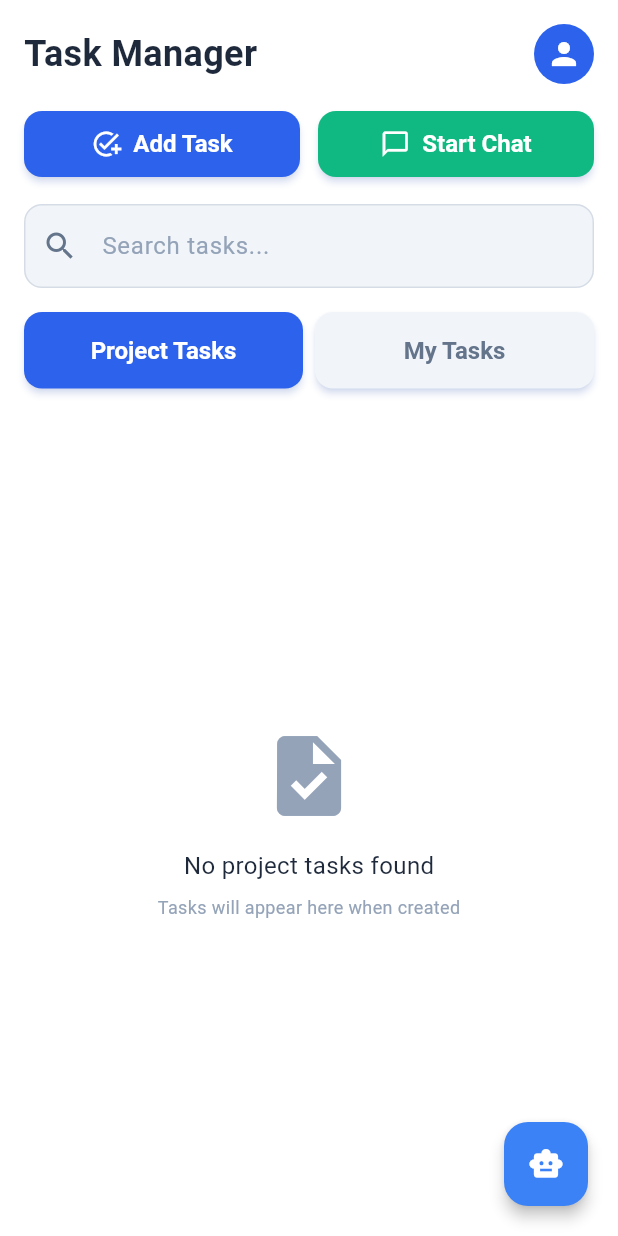
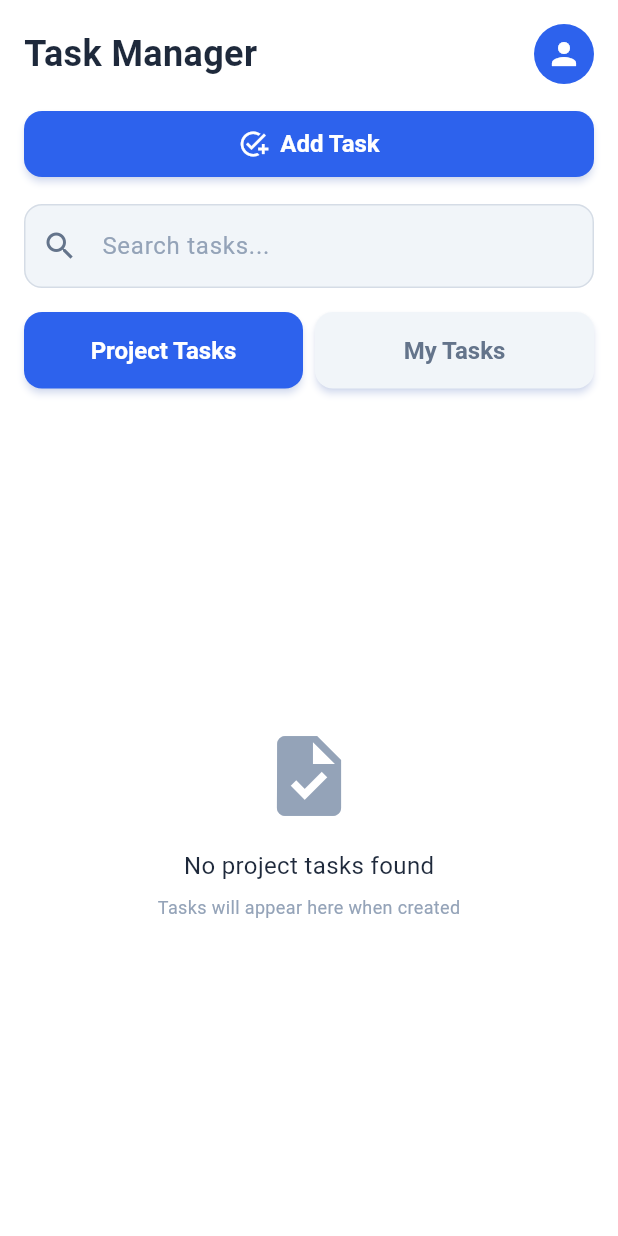
Before and after one commit to SeneshFitzroy/Team-Sync-Project-Management-Application, a Flutter app: the TaskManager screen opened directly, on a phone screen of 412 x 824 dp. Run offline on Flutter 3.47's test engine with Material 3 defaults, Android fonts, the phone set to English and light mode, and no system bars; our stand-ins replace cloud_firestore, firebase_auth, firebase_core, shared_preferences; accounts and stored records are empty; Roboto replaces fonts that are missing (Poppins).

Commit message:
feat: Enhanced lib/Screens/TaskManager.dart,  - Detailed changes: diff --git a/lib/Screens/TaskManager.dart b/lib/Sc... at 18:44:28.48 Sat 08/16/2025

```diff
--- a/lib/Screens/TaskManager.dart
+++ b/lib/Screens/TaskManager.dart
@@ -290,9 +290,7 @@ class _TaskManagerState extends State<TaskManager> {
 
   @override
   Widget build(BuildContext context) {
-    return Stack(
-      children: [
-        Scaffold(
+    return Scaffold(
       backgroundColor: AppTheme.backgroundWhite,
       body: SafeArea(
             child: Column(
@@ -327,10 +325,9 @@ class _TaskManagerState extends State<TaskManager> {
                         ],
                       ),
                       const SizedBox(height: 16),
-                      // Action Buttons
-                      Row(
-                        children: [
-                          Expanded(
+                      // Action Button
+                      SizedBox(
+                        width: double.infinity,
                         child: ElevatedButton.icon(
                           onPressed: _showAddTaskDialog,
                           icon: const Icon(Icons.add_task, size: 20),
@@ -341,21 +338,6 @@ class _TaskManagerState extends State<TaskManager> {
                             padding: const EdgeInsets.symmetric(vertical: 12),
                           ),
                         ),
-                          ),
-                          const SizedBox(width: 12),
-                          Expanded(
-                            child: ElevatedButton.icon(
-                              onPressed: _startNewChat,
-                              icon: const Icon(Icons.chat_bubble_outline, size: 20),
-                              label: const Text('Start Chat'),
-                              style: ElevatedButton.styleFrom(
-                                backgroundColor: AppTheme.success,
-                                foregroundColor: AppTheme.textWhite,
-                                padding: const EdgeInsets.symmetric(vertical: 12),
-                              ),
-                            ),
-                          ),
-                        ],
                       ),
                     ],
                   ),
```
Lines whose indentation alone changed are shown as unchanged.
